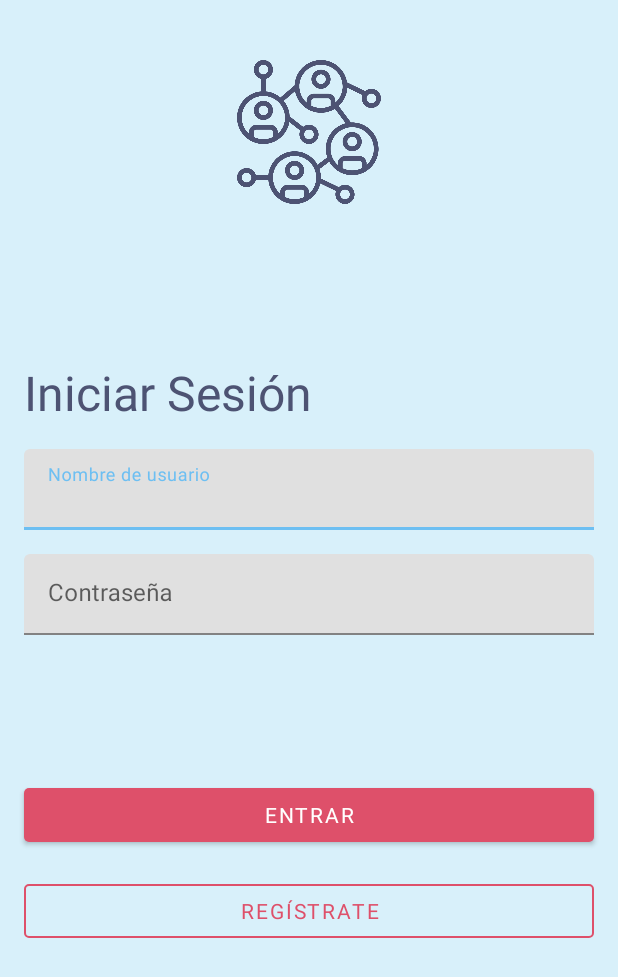
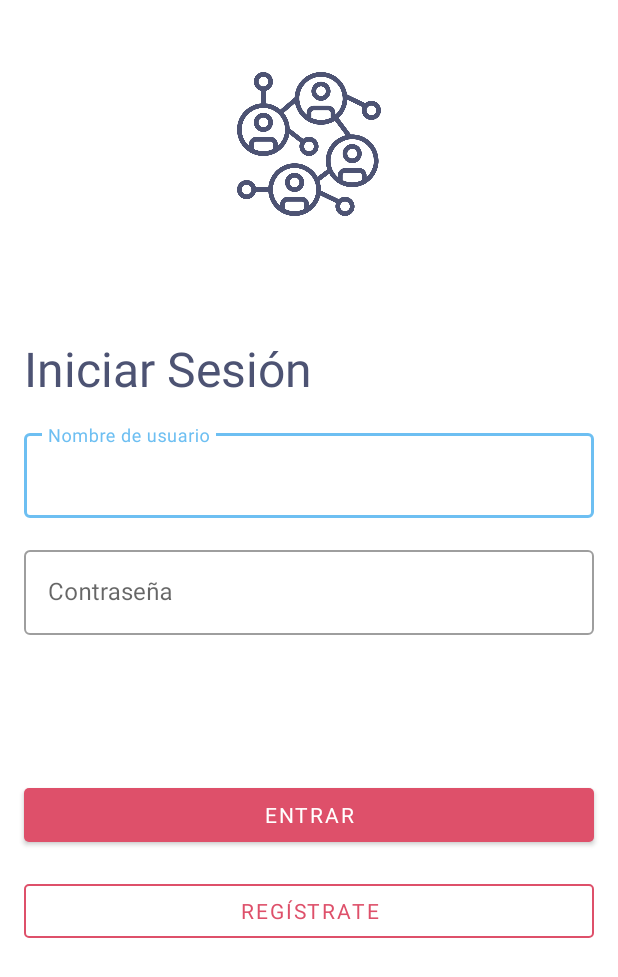
Before and after one commit to carlokg/com.car_pa_ra.hidra, an Android app: the screen it shows after launch (Login), on a phone screen of 412 x 824 dp. Shown: the top 977 px of the screen. Run offline under Robolectric (Android 15) with nearby library versions, the phone set to English and light mode, and no system bars; our stand-ins replace Firebase (no records; nobody signed in at launch, a user with empty details on screens opened directly); Roboto replaces fonts that are not available here.

Commit message:
Diseño TextInputLayout

```diff
--- a/app/src/main/res/color/statelist_btn_reg.xml
+++ b/app/src/main/res/color/statelist_btn_reg.xml
@@ -1,7 +1,7 @@
 <?xml version="1.0" encoding="utf-8"?>
 <selector xmlns:android="http://schemas.android.com/apk/res/android">
     <item android:state_pressed="true"
-        android:color="@color/colorAcento2" />
+        android:color="@color/colorAcento" />
 
     <item android:color="@color/colorTrans" />
 </selector>
--- a/app/src/main/res/layout/activity_login.xml
+++ b/app/src/main/res/layout/activity_login.xml
@@ -4,14 +4,14 @@
     xmlns:tools="http://schemas.android.com/tools"
     android:layout_width="match_parent"
     android:layout_height="match_parent"
-    android:background="@color/colorFondo"
+    android:background="@color/white"
     tools:context=".Login">
 
     <ImageView
         android:id="@+id/imgLogin"
         android:layout_width="@dimen/dp96"
         android:layout_height="@dimen/dp96"
-        android:layout_marginTop="@dimen/dp40"
+        android:layout_marginTop="@dimen/dp48"
         android:contentDescription="@string/foto_login"
         app:layout_constraintEnd_toEndOf="parent"
         app:layout_constraintStart_toStartOf="parent"
@@ -24,7 +24,7 @@
         android:text="@string/tv_iniciar"
         android:textSize="@dimen/sp32"
         app:layout_constraintTop_toBottomOf="@id/imgLogin"
-        android:layout_marginTop="@dimen/dp104"
+        android:layout_marginTop="@dimen/dp80"
         android:layout_marginLeft="@dimen/dp16"
         android:layout_marginRight="@dimen/dp16"
         android:fontFamily="@font/catamaran_extralight"
@@ -39,7 +39,7 @@
         app:layout_constraintStart_toStartOf="parent"
         app:layout_constraintTop_toBottomOf="@id/tvInicio"
         android:layout_margin="@dimen/dp16"
-        style="@style/TextOutlined"
+        style="@style/Widget.MaterialComponents.TextInputLayout.OutlinedBox"
         >
 
         <com.google.android.material.textfield.TextInputEditText
@@ -47,7 +47,6 @@
             android:layout_height="wrap_content"
             android:hint="@string/hint_nombre_usuario"
             android:inputType="textEmailAddress"
-
             android:fontFamily="@font/catamaran_extralight"
             />
     </com.google.android.material.textfield.TextInputLayout>
@@ -60,7 +59,7 @@
         app:layout_constraintStart_toStartOf="parent"
         app:layout_constraintTop_toBottomOf="@+id/etNomUsuario"
         android:layout_margin="@dimen/dp16"
-        style="@style/TextOutlined"
+        style="@style/Widget.MaterialComponents.TextInputLayout.OutlinedBox"
         >
 
         <com.google.android.material.textfield.TextInputEditText
@@ -91,12 +90,14 @@
         android:layout_width="match_parent"
         android:layout_height="wrap_content"
         android:layout_margin="@dimen/dp16"
+        android:layout_marginTop="16dp"
         android:fontFamily="@font/catamaran_medium"
         android:onClick="btnRegistro"
         android:text="@string/btn_registro"
         android:textColor="@color/colorAcento"
+        app:layout_constraintEnd_toEndOf="parent"
+        app:layout_constraintStart_toStartOf="parent"
         app:layout_constraintTop_toBottomOf="@id/btnEntrar"
-        app:strokeColor="@color/colorAcento"
-        tools:layout_editor_absoluteX="16dp" />
+        app:strokeColor="@color/colorAcento" />
 
 </androidx.constraintlayout.widget.ConstraintLayout>
--- a/app/src/main/res/values/colors.xml
+++ b/app/src/main/res/values/colors.xml
@@ -9,8 +9,8 @@
 <color name="colorAcentoClaro">#D7CCD9</color>
 <color name="colorPrimarioOscuro">#4D5373</color>
 <color name="colorPrimarioClaro">#B3E0F2</color>
-<color name="colorFondo">#D8F0FA</color>
+<color name="colorFondo">#FFFFFF</color>
 <color name="colorTrans">#00D8F0FA</color>
-
 <color name="white">#FFFFFF</color>
+    <color name="colorBarraSplash">#041633</color>
 </resources>
--- a/app/src/main/res/values/dimens.xml
+++ b/app/src/main/res/values/dimens.xml
@@ -17,6 +17,7 @@
     <dimen name="dp240">240dp</dimen>
     <dimen name="dp80">80dp</dimen>
     <dimen name="dp96">96dp</dimen>
+    <dimen name="dp88">88dp</dimen>
 
 
 </resources>
--- a/app/src/main/res/values/styles.xml
+++ b/app/src/main/res/values/styles.xml
@@ -10,7 +10,7 @@
     <style name="splashTheme" parent="Theme.MaterialComponents.DayNight.NoActionBar">
         <!-- Customize your theme here. -->
         <item name="colorPrimary">@color/colorPrimario</item>
-        <item name="colorPrimaryDark">@color/colorPrimarioOscuro</item>
+        <item name="colorPrimaryDark">@color/colorBarraSplash</item>
         <item name="colorAccent">@color/colorAcento</item>
     </style>
 
@@ -42,4 +42,5 @@
 
     </style>
 
+
 </resources>
```
Also changed, not shown: app/src/main/res/layout/activity_registro.xml (+8 -6 lines).
